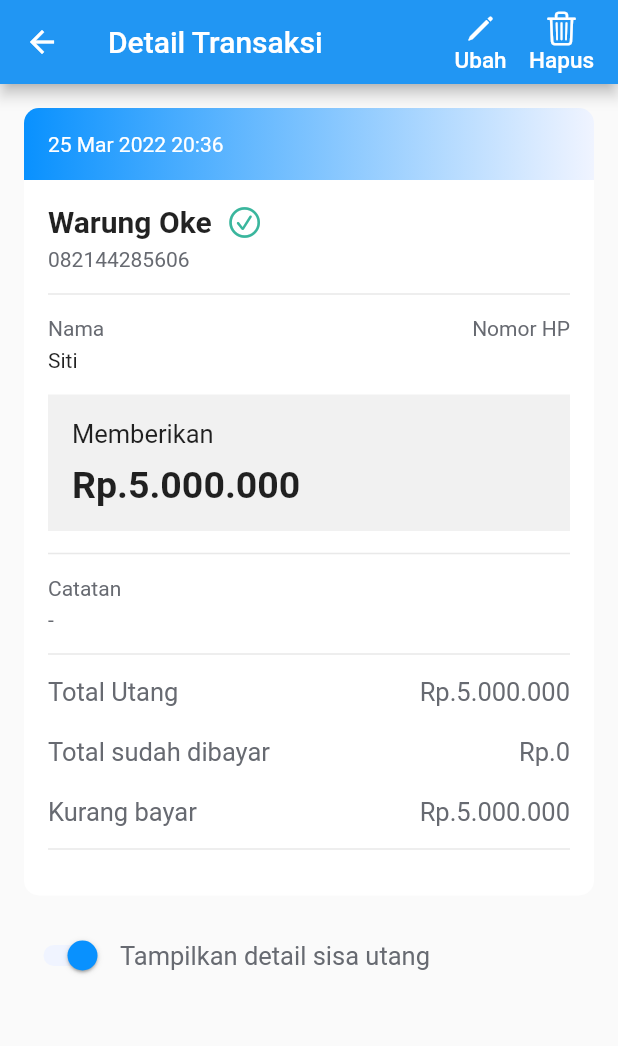
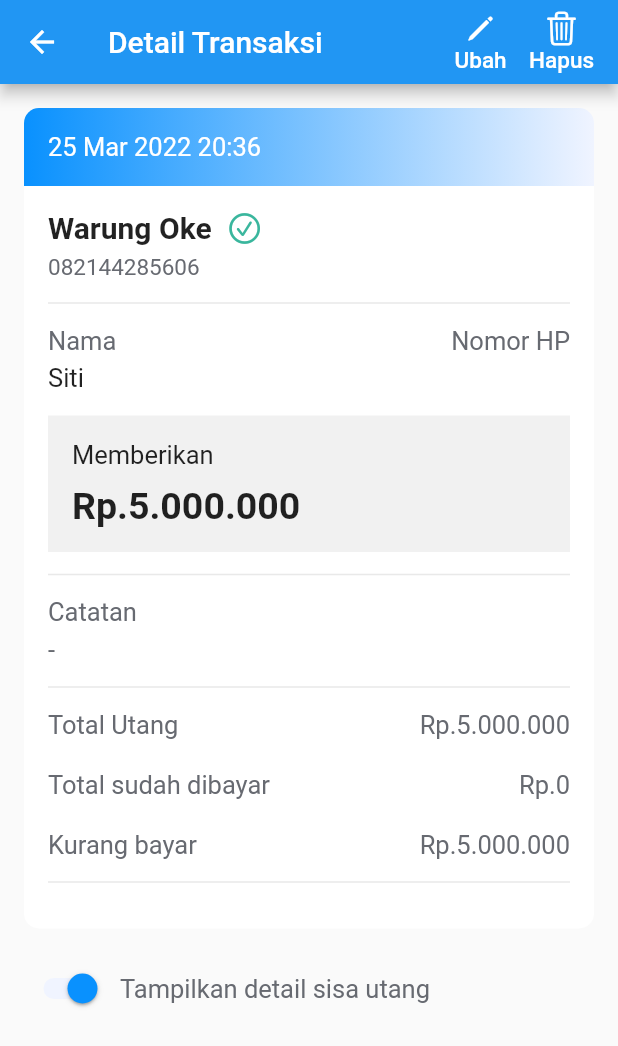
Before and after one commit to ricorizkya/PencatatanBukuWarung, a Flutter app: the TransactionDetailView screen opened by its route, on a phone screen of 412 x 824 dp. Shown: the top 1046 px of the screen. Run offline on Flutter 3.47's test engine with Material 2 defaults, Android fonts, the phone set to English and light mode, and no system bars; our stand-ins replace datetime_picker_formfield, firebase_core, get; accounts and stored records are empty.

Commit message:
transaction detail desain 2

```diff
--- a/lib/app/modules/transaction_detail/views/transaction_detail_view.dart
+++ b/lib/app/modules/transaction_detail/views/transaction_detail_view.dart
@@ -59,7 +59,7 @@ class TransactionDetailView extends GetView<TransactionDetailController> {
                         colors: [Color(blue), Color(blueBackground)])),
                 child: Text(
                   '25 Mar 2022 20:36',
-                  style: TextStyle(color: Color(white)),
+                  style: TextStyle(color: Color(white), fontSize: 17),
                 ),
               ),
               Container(
@@ -93,7 +93,7 @@ class TransactionDetailView extends GetView<TransactionDetailController> {
                     ),
                     Text(
                       '082144285606',
-                      style: TextStyle(color: Color(grey)),
+                      style: TextStyle(color: Color(grey), fontSize: 15),
                     ),
                     Divider(
                       thickness: 1,
@@ -105,18 +105,21 @@ class TransactionDetailView extends GetView<TransactionDetailController> {
                       children: [
                         Text(
                           'Nama',
-                          style: TextStyle(color: Color(grey)),
+                          style: TextStyle(color: Color(grey), fontSize: 17),
                         ),
                         Text(
                           'Nomor HP',
-                          style: TextStyle(color: Color(grey)),
+                          style: TextStyle(color: Color(grey), fontSize: 17),
                         ),
                       ],
                     ),
                     SizedBox(
                       height: 5,
                     ),
-                    Text('Siti'),
+                    Text(
+                      'Siti',
+                      style: TextStyle(fontSize: 17),
+                    ),
                     SizedBox(
                       height: 15,
                     ),
@@ -149,14 +152,14 @@ class TransactionDetailView extends GetView<TransactionDetailController> {
                     ),
                     Text(
                       'Catatan',
-                      style: TextStyle(color: Color(grey)),
+                      style: TextStyle(color: Color(grey), fontSize: 17),
                     ),
                     SizedBox(
                       height: 5,
                     ),
                     Text(
                       '-',
-                      style: TextStyle(color: Color(grey)),
+                      style: TextStyle(color: Color(grey), fontSize: 17),
                     ),
                     Divider(
                       thickness: 1,
```
